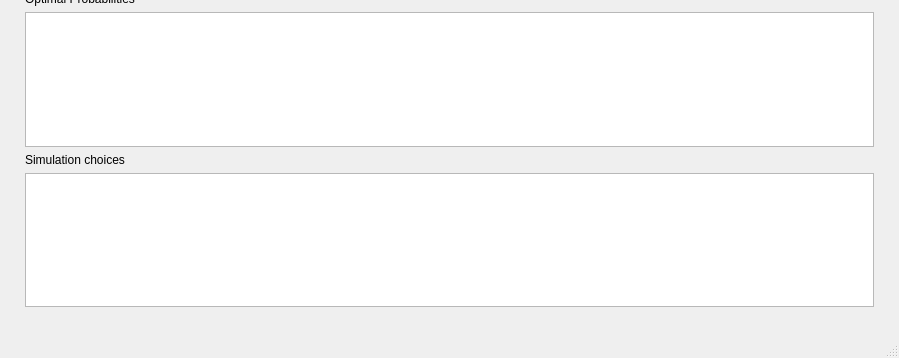
Before: the Qt Designer form Gui.ui in Ziad-Sallam/Hide-and-Seek, drawn with Qt 5; both pictures show x 0 to 899 and y 414 to 772 of the 899 by 772 pixel window.
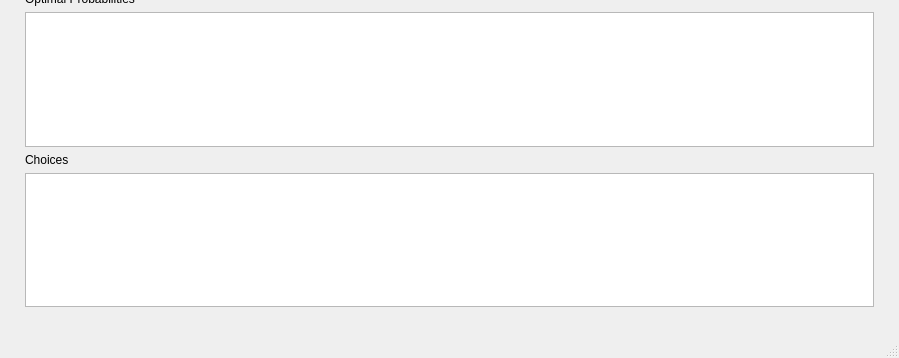
After: the same form once the commit is applied.

Commit message: normal game choices

Diff of the .ui file:
```diff
--- a/Gui.ui
+++ b/Gui.ui
@@ -159,7 +159,7 @@
       <item>
        <widget class="QLabel" name="SimulationLabel">
         <property name="text">
-         <string>Simulation choices</string>
+         <string>Choices</string>
         </property>
        </widget>
       </item>
```
The commit also changes 1 other file.
